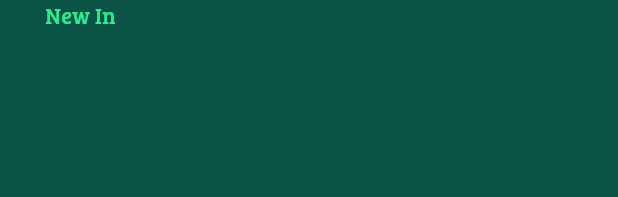
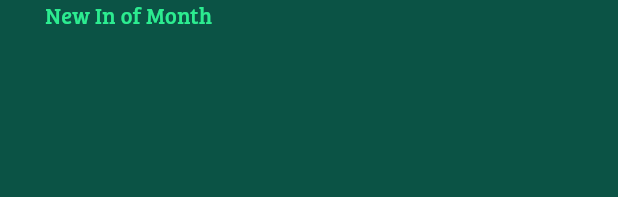
Before and after one commit to Khanthamalee/Plant_shop, a Flutter app: the NewIn widget shown alone on an empty page, opened directly, on a phone screen of 412 x 824 dp. Shown: the top 197 px of the screen. Run offline on Flutter 3.47's test engine with Material 3 defaults, Android fonts, the phone set to English and light mode, and no system bars; our stand-ins replace cloud_firestore, dartz, firebase_auth, firebase_core, flutter_bloc, flutter_svg and 1 more; accounts and stored records are empty.

Commit message:
edit categories products page

```diff
--- a/lib/data/product/source/product_firebase_service.dart
+++ b/lib/data/product/source/product_firebase_service.dart
@@ -30,8 +30,10 @@ class ProductFirebaseserviceImpl extends ProductFirebaseService {
       var returnedData = await FirebaseFirestore.instance
           .collection('products')
           .where('createDate',
-              isGreaterThanOrEqualTo: Timestamp.fromDate(
-                  DateTime(2025, 1, DateTime.timestamp().day)))
+              isGreaterThanOrEqualTo: Timestamp.fromDate(DateTime(
+                  DateTime.timestamp().year,
+                  DateTime.timestamp().month - 1,
+                  DateTime.timestamp().day)))
           .get();
       print(
           "returnedData.docs.map((e) => e.data()) :${returnedData.docs.map((e) => e.data())}");
--- a/lib/presentation/home/widget/new_in.dart
+++ b/lib/presentation/home/widget/new_in.dart
@@ -54,7 +54,7 @@ class NewIn extends StatelessWidget {
 
   Widget _newInText() {
     return Text(
-      "New In",
+      "New In of Month",
       style: TextStyle(
           fontSize: DSH(16),
           fontWeight: FontWeight.w500,
```
Also changed, not shown: lib/presentation/all_categories/pages/all_categories.dart (+6 -2 lines), lib/presentation/category_products/pages/category_products.dart (+19 -15 lines).
